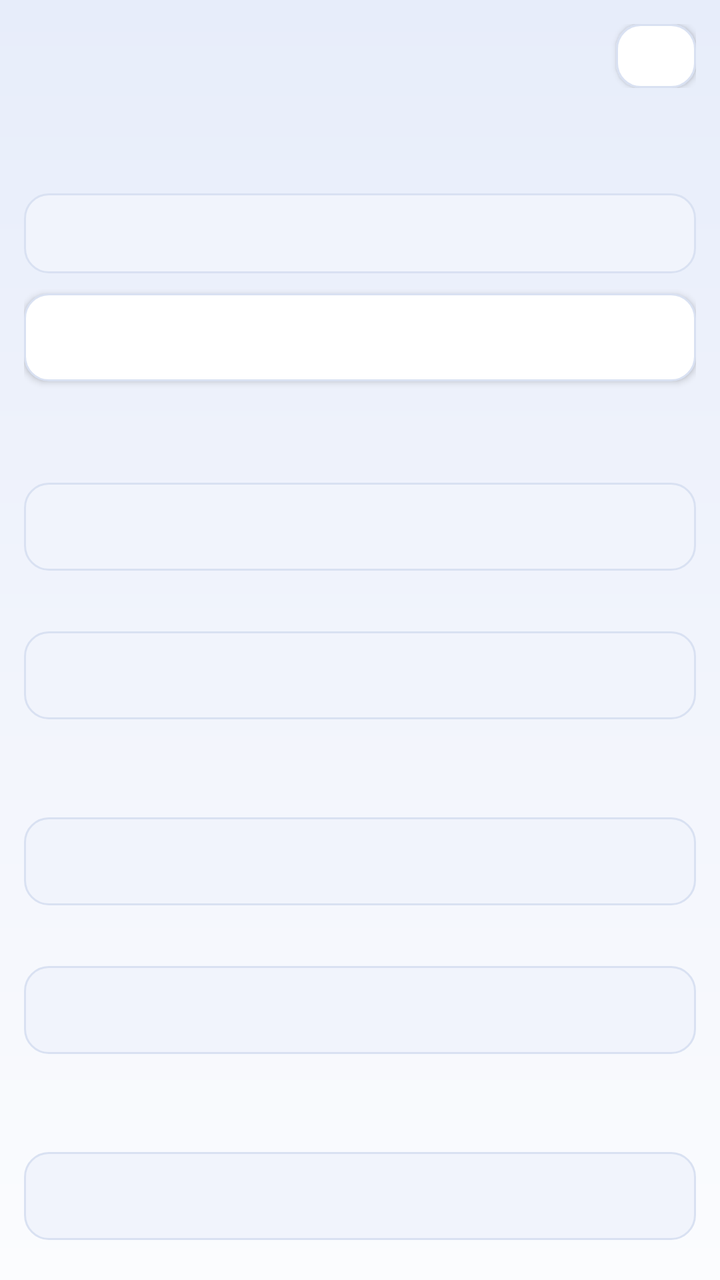
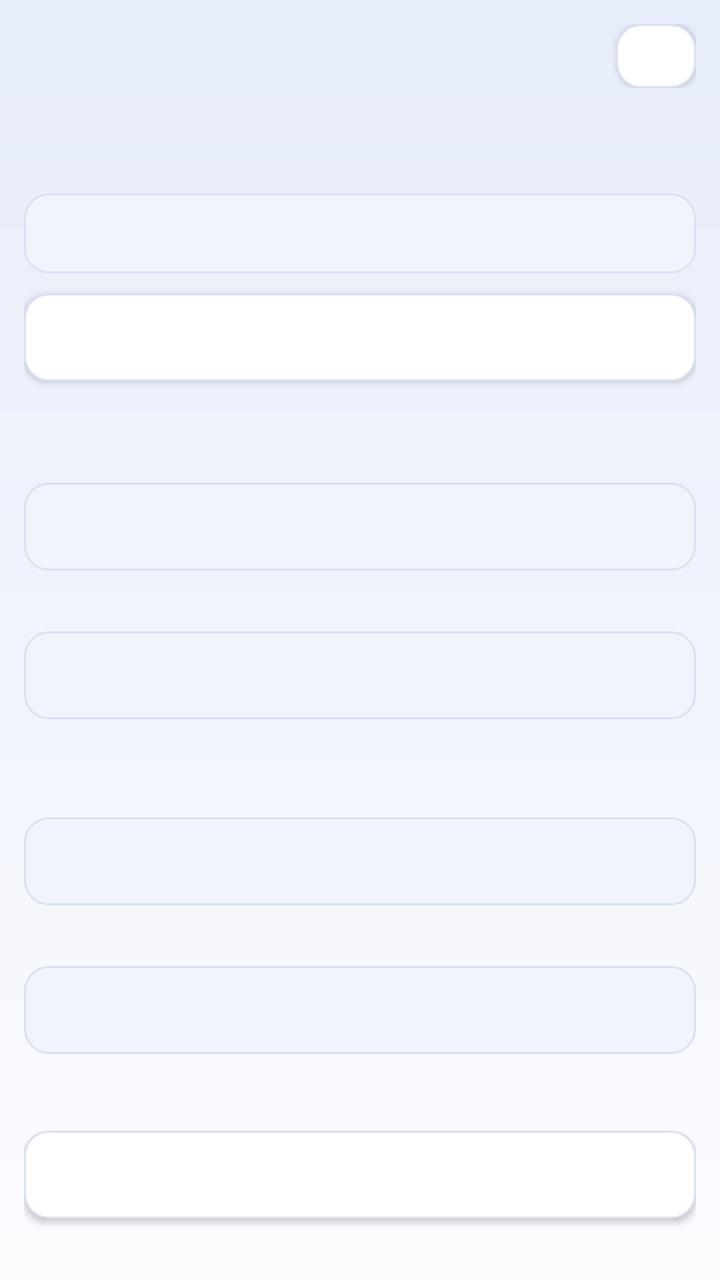

An Android layout rendered at two revisions. The XML below is the earlier revision; the diff shows what the commit changed to produce the second picture.
<!-- AndroidManifest.xml: application theme AppTheme -->
<!-- res/layout/activity_translation_settings.xml -->
<?xml version="1.0" encoding="utf-8"?>
<LinearLayout xmlns:android="http://schemas.android.com/apk/res/android"
    android:layout_width="match_parent"
    android:layout_height="match_parent"
    android:background="@drawable/bg_aurora"
    android:fitsSystemWindows="true"
    android:orientation="vertical"
    android:padding="12dp">

    <LinearLayout
        android:layout_width="match_parent"
        android:layout_height="wrap_content"
        android:gravity="center_vertical"
        android:orientation="horizontal">

        <TextView
            android:id="@+id/text_translate_settings_title"
            android:layout_width="0dp"
            android:layout_height="wrap_content"
            android:layout_weight="1"
            android:textColor="@color/text_primary"
            android:textSize="16sp"
            android:textStyle="bold" />

        <Button
            android:id="@+id/btn_translate_settings_close"
            style="@style/SettingsButton"
            android:layout_width="40dp"
            android:layout_height="32dp"
            android:minWidth="0dp"
            android:paddingStart="0dp"
            android:paddingEnd="0dp"
            android:textSize="14sp" />
    </LinearLayout>

    <TextView
        android:id="@+id/text_translate_settings_desc"
        android:layout_width="match_parent"
        android:layout_height="wrap_content"
        android:paddingTop="4dp"
        android:paddingBottom="8dp"
        android:textColor="@color/text_secondary"
        android:textSize="12sp" />

    <ScrollView
        android:layout_width="match_parent"
        android:layout_height="0dp"
        android:layout_weight="1"
        android:overScrollMode="never"
        android:scrollbars="none">

        <LinearLayout
            android:layout_width="match_parent"
            android:layout_height="wrap_content"
            android:orientation="vertical">

            <TextView
                android:id="@+id/label_translate_provider"
                style="@style/SettingsLabel"
                android:labelFor="@id/spinner_translate_provider" />

            <Spinner
                android:id="@+id/spinner_translate_provider"
                android:layout_width="match_parent"
                android:layout_height="40dp"
                android:layout_marginTop="4dp"
                android:background="@drawable/field_aurora"
                android:paddingStart="12dp"
                android:paddingEnd="12dp"
                android:spinnerMode="dropdown" />

            
            <Button
                android:id="@+id/btn_translate_source"
                style="@style/SettingsButton"
                android:layout_width="match_parent"
                android:layout_height="44dp"
                android:layout_marginTop="10dp" />

            <TextView
                android:id="@+id/text_translate_source_state"
                android:layout_width="match_parent"
                android:layout_height="wrap_content"
                android:paddingTop="4dp"
                android:textColor="@color/text_secondary"
                android:textSize="12sp" />

            
            <LinearLayout
                android:id="@+id/block_translate_aliyun"
                android:layout_width="match_parent"
                android:layout_height="wrap_content"
                android:orientation="vertical">

                <TextView
                    android:id="@+id/label_aliyun_key_id"
                    style="@style/SettingsLabel"
                    android:layout_marginTop="10dp"
                    android:labelFor="@id/edit_aliyun_key_id" />

                <EditText
                    android:id="@+id/edit_aliyun_key_id"
                    android:layout_width="match_parent"
                    android:layout_height="wrap_content"
                    android:background="@drawable/field_aurora"
                    android:importantForAutofill="no"
                    android:inputType="textPassword"
                    android:saveEnabled="false"
                    android:minHeight="44dp"
                    android:paddingStart="12dp"
                    android:paddingEnd="12dp"
                    android:singleLine="true"
                    android:textColor="@color/text_primary"
                    android:textColorHint="@color/text_secondary"
                    android:textSize="14sp" />

                <TextView
                    android:id="@+id/label_aliyun_key_secret"
                    style="@style/SettingsLabel"
                    android:layout_marginTop="10dp"
                    android:labelFor="@id/edit_aliyun_key_secret" />

                <EditText
                    android:id="@+id/edit_aliyun_key_secret"
                    android:layout_width="match_parent"
                    android:layout_height="wrap_content"
                    android:background="@drawable/field_aurora"
                    android:importantForAutofill="no"
                    android:inputType="textPassword"
                    android:saveEnabled="false"
                    android:minHeight="44dp"
                    android:paddingStart="12dp"
                    android:paddingEnd="12dp"
                    android:singleLine="true"
                    android:textColor="@color/text_primary"
                    android:textColorHint="@color/text_secondary"
                    android:textSize="14sp" />

                <TextView
                    android:id="@+id/text_aliyun_state"
                    android:layout_width="match_parent"
                    android:layout_height="wrap_content"
                    android:layout_marginTop="4dp"
                    android:textColor="@color/text_secondary"
                    android:textSize="11sp" />
            </LinearLayout>

            
            <LinearLayout
                android:id="@+id/block_translate_azure"
                android:layout_width="match_parent"
                android:layout_height="wrap_content"
                android:orientation="vertical">

                <TextView
                    android:id="@+id/label_azure_key"
                    style="@style/SettingsLabel"
                    android:layout_marginTop="10dp"
                    android:labelFor="@id/edit_azure_key" />

                <EditText
                    android:id="@+id/edit_azure_key"
                    android:layout_width="match_parent"
                    android:layout_height="wrap_content"
                    android:background="@drawable/field_aurora"
                    android:importantForAutofill="no"
                    android:inputType="textPassword"
                    android:saveEnabled="false"
                    android:minHeight="44dp"
                    android:paddingStart="12dp"
                    android:paddingEnd="12dp"
                    android:singleLine="true"
                    android:textColor="@color/text_primary"
                    android:textColorHint="@color/text_secondary"
                    android:textSize="14sp" />

                <TextView
                    android:id="@+id/label_azure_region"
                    style="@style/SettingsLabel"
                    android:layout_marginTop="10dp"
                    android:labelFor="@id/edit_azure_region" />

                <EditText
                    android:id="@+id/edit_azure_region"
                    android:layout_width="match_parent"
                    android:layout_height="wrap_content"
                    android:background="@drawable/field_aurora"
                    android:importantForAutofill="no"
                    android:inputType="text"
                    android:minHeight="44dp"
                    android:paddingStart="12dp"
                    android:paddingEnd="12dp"
                    android:singleLine="true"
                    android:textColor="@color/text_primary"
                    android:textColorHint="@color/text_secondary"
                    android:textSize="14sp" />

                <TextView
                    android:id="@+id/text_azure_state"
                    android:layout_width="match_parent"
                    android:layout_height="wrap_content"
                    android:layout_marginTop="4dp"
                    android:textColor="@color/text_secondary"
                    android:textSize="11sp" />
            </LinearLayout>

            
            <LinearLayout
                android:id="@+id/block_translate_baidu"
                android:layout_width="match_parent"
                android:layout_height="wrap_content"
                android:orientation="vertical">

                <TextView
                    android:id="@+id/label_baidu_app_id"
                    style="@style/SettingsLabel"
                    android:layout_marginTop="10dp"
                    android:labelFor="@id/edit_baidu_app_id" />

                <EditText
                    android:id="@+id/edit_baidu_app_id"
                    android:layout_width="match_parent"
                    android:layout_height="wrap_content"
                    android:background="@drawable/field_aurora"
                    android:importantForAutofill="no"
                    android:inputType="text"
                    android:minHeight="44dp"
                    android:paddingStart="12dp"
                    android:paddingEnd="12dp"
                    android:singleLine="true"
                    android:textColor="@color/text_primary"
                    android:textColorHint="@color/text_secondary"
                    android:textSize="14sp" />

                <TextView
                    android:id="@+id/label_baidu_secret"
                    style="@style/SettingsLabel"
                    android:layout_marginTop="10dp"
                    android:labelFor="@id/edit_baidu_secret" />

                <EditText
                    android:id="@+id/edit_baidu_secret"
                    android:layout_width="match_parent"
                    android:layout_height="wrap_content"
                    android:background="@drawable/field_aurora"
                    android:importantForAutofill="no"
                    android:inputType="textPassword"
                    android:saveEnabled="false"
                    android:minHeight="44dp"
                    android:paddingStart="12dp"
                    android:paddingEnd="12dp"
                    android:singleLine="true"
                    android:textColor="@color/text_primary"
                    android:textColorHint="@color/text_secondary"
                    android:textSize="14sp" />

                <TextView
                    android:id="@+id/text_baidu_state"
                    android:layout_width="match_parent"
                    android:layout_height="wrap_content"
                    android:layout_marginTop="4dp"
                    android:textColor="@color/text_secondary"
                    android:textSize="11sp" />
            </LinearLayout>

            
            <LinearLayout
                android:id="@+id/block_translate_baidu_llm"
                android:layout_width="match_parent"
                android:layout_height="wrap_content"
                android:orientation="vertical">

                <TextView
                    android:id="@+id/label_baidu_llm_app_id"
                    style="@style/SettingsLabel"
                    android:layout_marginTop="10dp"
                    android:labelFor="@id/edit_baidu_llm_app_id" />

                <EditText
                    android:id="@+id/edit_baidu_llm_app_id"
                    android:layout_width="match_parent"
                    android:layout_height="wrap_content"
                    android:background="@drawable/field_aurora"
                    android:importantForAutofill="no"
                    android:inputType="text"
                    android:minHeight="44dp"
                    android:paddingStart="12dp"
                    android:paddingEnd="12dp"
                    android:singleLine="true"
                    android:textColor="@color/text_primary"
                    android:textColorHint="@color/text_secondary"
                    android:textSize="14sp" />

                <TextView
                    android:id="@+id/label_baidu_llm_key"
                    style="@style/SettingsLabel"
                    android:layout_marginTop="10dp"
                    android:labelFor="@id/edit_baidu_llm_key" />

                <EditText
                    android:id="@+id/edit_baidu_llm_key"
                    android:layout_width="match_parent"
                    android:layout_height="wrap_content"
                    android:background="@drawable/field_aurora"
                    android:importantForAutofill="no"
                    android:inputType="textPassword"
                    android:saveEnabled="false"
                    android:minHeight="44dp"
                    android:paddingStart="12dp"
                    android:paddingEnd="12dp"
                    android:singleLine="true"
                    android:textColor="@color/text_primary"
                    android:textColorHint="@color/text_secondary"
                    android:textSize="14sp" />

                <TextView
                    android:id="@+id/text_baidu_llm_state"
                    android:layout_width="match_parent"
                    android:layout_height="wrap_content"
                    android:layout_marginTop="4dp"
                    android:textColor="@color/text_secondary"
                    android:textSize="11sp" />
            </LinearLayout>

            
            <LinearLayout
                android:id="@+id/block_translate_deepl"
                android:layout_width="match_parent"
                android:layout_height="wrap_content"
                android:orientation="vertical">

                <TextView
                    android:id="@+id/label_deepl_key"
                    style="@style/SettingsLabel"
                    android:layout_marginTop="10dp"
                    android:labelFor="@id/edit_deepl_key" />

                <EditText
                    android:id="@+id/edit_deepl_key"
                    android:layout_width="match_parent"
                    android:layout_height="wrap_content"
                    android:background="@drawable/field_aurora"
                    android:importantForAutofill="no"
                    android:inputType="textPassword"
                    android:saveEnabled="false"
                    android:minHeight="44dp"
                    android:paddingStart="12dp"
                    android:paddingEnd="12dp"
                    android:singleLine="true"
                    android:textColor="@color/text_primary"
                    android:textColorHint="@color/text_secondary"
                    android:textSize="14sp" />

                <TextView
                    android:id="@+id/text_deepl_state"
                    android:layout_width="match_parent"
                    android:layout_height="wrap_content"
                    android:layout_marginTop="4dp"
                    android:textColor="@color/text_secondary"
                    android:textSize="11sp" />
            </LinearLayout>

            
            <LinearLayout
                android:id="@+id/block_translate_openai"
                android:layout_width="match_parent"
                android:layout_height="wrap_content"
                android:orientation="vertical">

                <Button
                    android:id="@+id/btn_openai_config"
                    style="@style/SettingsButton"
                    android:layout_width="match_parent"
                    android:layout_height="44dp"
                    android:layout_marginTop="10dp" />

                <TextView
                    android:id="@+id/text_openai_state"
                    android:layout_width="match_parent"
                    android:layout_height="wrap_content"
                    android:layout_marginTop="4dp"
                    android:singleLine="false"
                    android:textColor="@color/text_secondary"
                    android:textSize="11sp" />
            </LinearLayout>

            <TextView
                android:id="@+id/label_translate_target"
                style="@style/SettingsLabel"
                android:layout_marginTop="10dp"
                android:labelFor="@id/spinner_translate_target" />

            <Spinner
                android:id="@+id/spinner_translate_target"
                android:layout_width="match_parent"
                android:layout_height="40dp"
                android:layout_marginTop="4dp"
                android:background="@drawable/field_aurora"
                android:paddingStart="12dp"
                android:paddingEnd="12dp"
                android:spinnerMode="dropdown" />

            <TextView
                android:id="@+id/text_translate_privacy"
                android:layout_width="match_parent"
                android:layout_height="wrap_content"
                android:layout_marginTop="10dp"
                android:singleLine="false"
                android:textColor="@color/text_secondary"
                android:textSize="11sp" />
        </LinearLayout>
    </ScrollView>
</LinearLayout>
<!-- resources referenced by this layout -->
<resources>
  <color name="text_primary">#1A1F2B</color>
  <color name="text_secondary">#5A6474</color>
  <!-- drawable bg_aurora (drawable) -->
  <?xml version="1.0" encoding="utf-8"?>
  <layer-list xmlns:android="http://schemas.android.com/apk/res/android">
      <item>
          <shape android:shape="rectangle">
              <gradient
                  android:angle="270"
                  android:startColor="@color/aurora_bg_top"
                  android:centerColor="@color/aurora_bg_mid"
                  android:endColor="@color/aurora_bg_bottom" />
          </shape>
      </item>
  </layer-list>
  <!-- drawable field_aurora (drawable) -->
  <?xml version="1.0" encoding="utf-8"?>
  <selector xmlns:android="http://schemas.android.com/apk/res/android">
      <item android:state_focused="true">
          <shape android:shape="rectangle">
              <solid android:color="@color/field_bg" />
              <corners android:radius="12dp" />
              <stroke
                  android:width="1.5dp"
                  android:color="@color/aurora_cyan" />
          </shape>
      </item>
      <item>
          <shape android:shape="rectangle">
              <solid android:color="@color/field_bg" />
              <corners android:radius="12dp" />
              <stroke
                  android:width="1dp"
                  android:color="@color/card_stroke" />
          </shape>
      </item>
  </selector>
  <style name="SettingsButton">
          <item name="android:layout_width">match_parent</item>
          <item name="android:layout_height">44dp</item>
          <item name="android:background">@drawable/btn_aurora_secondary</item>
          <item name="android:textColor">@color/text_primary</item>
          <item name="android:textSize">13sp</item>
          <item name="android:gravity">center</item>
      </style>
  <style name="SettingsLabel">
          <item name="android:layout_width">match_parent</item>
          <item name="android:layout_height">wrap_content</item>
          <item name="android:textColor">@color/text_secondary</item>
          <item name="android:textSize">12sp</item>
          <item name="android:layout_marginBottom">4dp</item>
      </style>
  <color name="aurora_bg_top">#E7EDFA</color>
  <color name="aurora_bg_mid">#F1F4FC</color>
  <color name="aurora_bg_bottom">#FBFCFE</color>
  <color name="field_bg">#F1F4FC</color>
  <color name="aurora_cyan">#0A7A90</color>
  <color name="card_stroke">#D9E1F2</color>
  <!-- drawable btn_aurora_secondary (drawable) -->
  <?xml version="1.0" encoding="utf-8"?>
  <ripple xmlns:android="http://schemas.android.com/apk/res/android"
      android:color="@color/ripple_on_surface">
      <item>
          <shape android:shape="rectangle">
              <solid android:color="@color/btn_secondary_bg" />
              <corners android:radius="12dp" />
              <stroke
                  android:width="1dp"
                  android:color="@color/card_stroke" />
          </shape>
      </item>
  </ripple>
  <color name="accent">#2F6BE0</color>
  <color name="app_bg">#F5F7FB</color>
  <color name="nav_bar">#1A1F2B</color>
  <style name="AppDialogTheme" parent="@android:style/Theme.Material.Light.Dialog.Alert">
          <item name="android:colorAccent">@color/accent</item>
          <item name="android:colorBackground">@color/app_bg</item>
          <item name="android:textColorPrimary">@color/text_primary</item>
          <item name="android:textColorSecondary">@color/text_secondary</item>
      </style>
  <color name="ripple_on_surface">#1A000000</color>
  <color name="btn_secondary_bg">#FFFFFF</color>
  <!-- unchanged entries left out for length: 1 -->
</resources>

<!-- the commit's change to res/layout/activity_translation_settings.xml (unified diff, before → after) -->
@@ -190,6 +190,7 @@
                     android:minHeight="44dp"
                     android:paddingStart="12dp"
                     android:paddingEnd="12dp"
+                    android:saveEnabled="false"
                     android:singleLine="true"
                     android:textColor="@color/text_primary"
                     android:textColorHint="@color/text_secondary"
@@ -223,10 +224,11 @@
                     android:layout_height="wrap_content"
                     android:background="@drawable/field_aurora"
                     android:importantForAutofill="no"
-                    android:inputType="text"
-                    android:minHeight="44dp"
-                    android:paddingStart="12dp"
-                    android:paddingEnd="12dp"
+                    android:inputType="textPassword"
+                    android:minHeight="44dp"
+                    android:paddingStart="12dp"
+                    android:paddingEnd="12dp"
+                    android:saveEnabled="false"
                     android:singleLine="true"
                     android:textColor="@color/text_primary"
                     android:textColorHint="@color/text_secondary"
@@ -282,10 +284,11 @@
                     android:layout_height="wrap_content"
                     android:background="@drawable/field_aurora"
                     android:importantForAutofill="no"
-                    android:inputType="text"
-                    android:minHeight="44dp"
-                    android:paddingStart="12dp"
-                    android:paddingEnd="12dp"
+                    android:inputType="textPassword"
+                    android:minHeight="44dp"
+                    android:paddingStart="12dp"
+                    android:paddingEnd="12dp"
+                    android:saveEnabled="false"
                     android:singleLine="true"
                     android:textColor="@color/text_primary"
                     android:textColorHint="@color/text_secondary"
@@ -410,4 +413,27 @@
                 android:textSize="11sp" />
         </LinearLayout>
     </ScrollView>
+
+    
+    <LinearLayout
+        android:layout_width="match_parent"
+        android:layout_height="wrap_content"
+        android:layout_marginTop="8dp"
+        android:orientation="vertical">
+
+        <Button
+            android:id="@+id/btn_translate_save"
+            style="@style/SettingsButton"
+            android:layout_width="match_parent"
+            android:layout_height="44dp" />
+
+        <TextView
+            android:id="@+id/text_translate_save_hint"
+            android:layout_width="match_parent"
+            android:layout_height="wrap_content"
+            android:layout_marginTop="4dp"
+            android:singleLine="false"
+            android:textColor="@color/text_secondary"
+            android:textSize="11sp" />
+    </LinearLayout>
 </LinearLayout>
